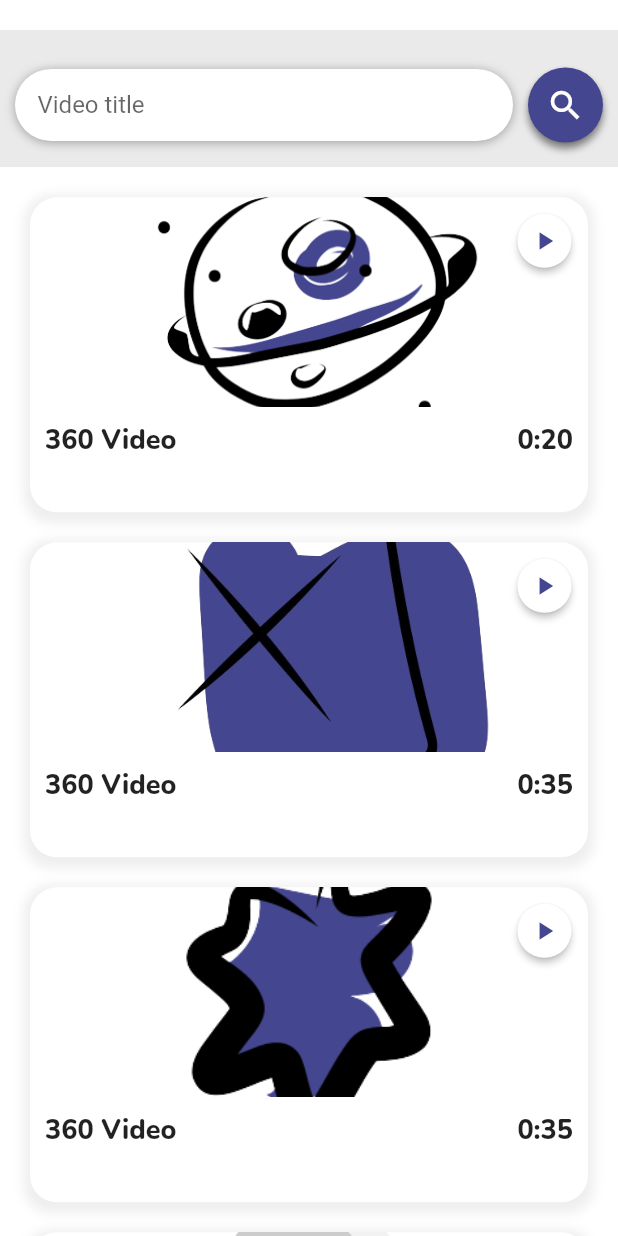
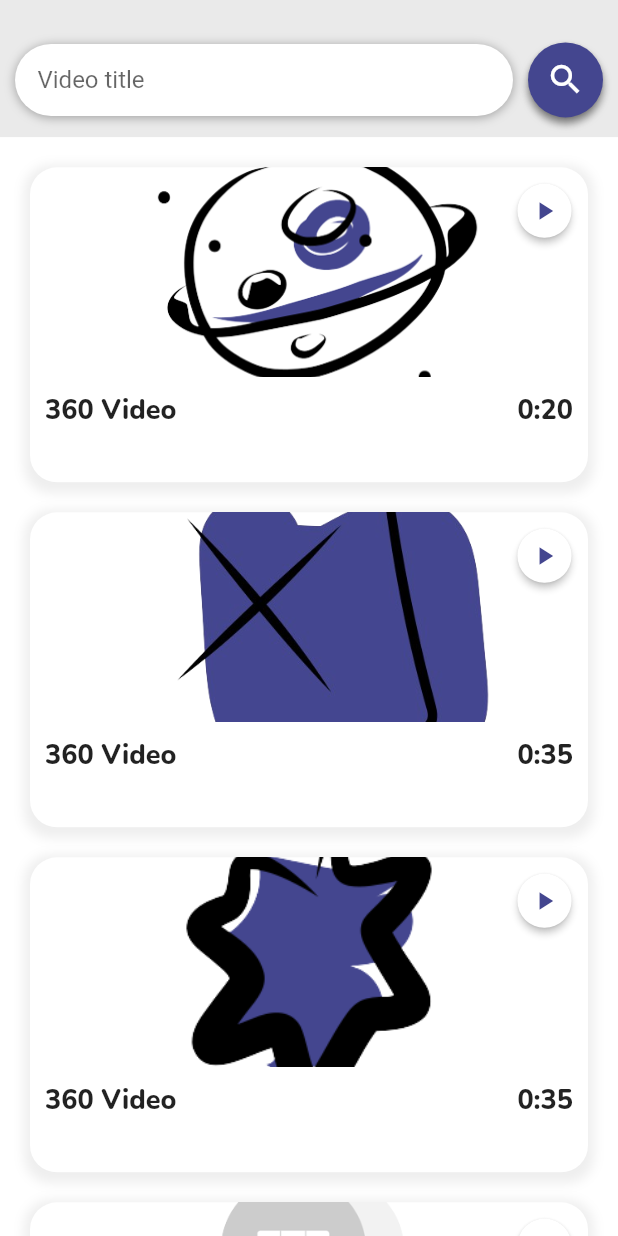
Before and after one commit to dieyazid/360-Video-Player, a Flutter app: the HomePage screen opened directly, on a phone screen of 412 x 824 dp. Run offline on Flutter 3.47's test engine with Material 2 defaults, Android fonts, the phone set to English and light mode, and no system bars; our stand-ins replace flutter_svg, google_fonts.

Commit message:
scearch section overflow fixed

```diff
--- a/myapp/lib/screens/home.dart
+++ b/myapp/lib/screens/home.dart
@@ -9,8 +9,8 @@ class HomePage extends StatelessWidget {
   Widget build(BuildContext context) => Scaffold(
         body: SingleChildScrollView(
           child: Column(
+            mainAxisSize:MainAxisSize.min,
             children: [
-              SizedBox(height: 20,),
               SearchSection(),
               VideoSection(),
             ],
@@ -27,9 +27,7 @@ class SearchSection extends StatelessWidget {
       height: size.height/9,
       color: const Color(0xFFeaeaea),
       padding: const EdgeInsets.fromLTRB(10, 25, 10, 10),
-      child: Column(
-        children: [
-          Row(
+      child:Row(
             children: [
               Expanded(
                   child: Container(
@@ -85,8 +83,6 @@ class SearchSection extends StatelessWidget {
               )
             ],
           ),
-        ],
-      ),
     );
   }
 }
@@ -109,7 +105,7 @@ class VideoSection extends StatelessWidget {
   @override
   Widget build(BuildContext context) {
     return Container(
-        padding: EdgeInsets.all(10),
+        padding: const EdgeInsets.all(10),
         color: Colors.white,
         child: Column(
           children: Videos.map((video) {
@@ -125,18 +121,18 @@ class VideoCard extends StatelessWidget {
   @override
   Widget build(BuildContext context) {
     return Container(
-      margin: EdgeInsets.all(10),
+      margin: const EdgeInsets.all(10),
       height: 210,
       width: double.infinity,
       decoration: BoxDecoration(
         color: Colors.white,
-        borderRadius: BorderRadius.all(Radius.circular(18)),
+        borderRadius: const BorderRadius.all(Radius.circular(18)),
         boxShadow: [
           BoxShadow(
           color: Colors.grey.shade200,
           spreadRadius: 4,
           blurRadius: 6,
-          offset: Offset(0,3),
+          offset: const Offset(0,3),
         )
         ]),
         child: Column(
@@ -158,9 +154,9 @@ class VideoCard extends StatelessWidget {
                 right: -15,
                 child: MaterialButton(
                 color: Colors.white,
-                shape: CircleBorder(),
+                shape: const CircleBorder(),
                 onPressed: (){},
-                child: Icon(
+                child: const Icon(
                   Icons.play_arrow,
                   color: color_blue,
                   size: 20,
@@ -168,7 +164,7 @@ class VideoCard extends StatelessWidget {
             ],),
           ),
           Container(
-            margin: EdgeInsets.fromLTRB(10, 10, 10, 0),
+            margin: const EdgeInsets.fromLTRB(10, 10, 10, 0),
             child: Row(
               mainAxisAlignment: MainAxisAlignment.spaceBetween,
               children: [
```
